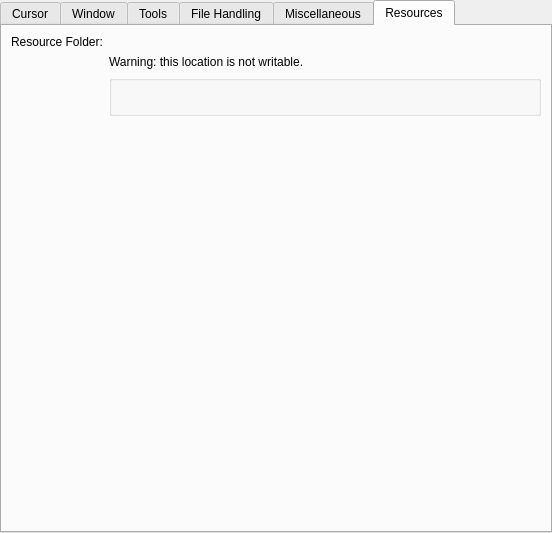
Qt form libs/ui/forms/wdggeneralsettings.ui (KDE/krita) before a commit.
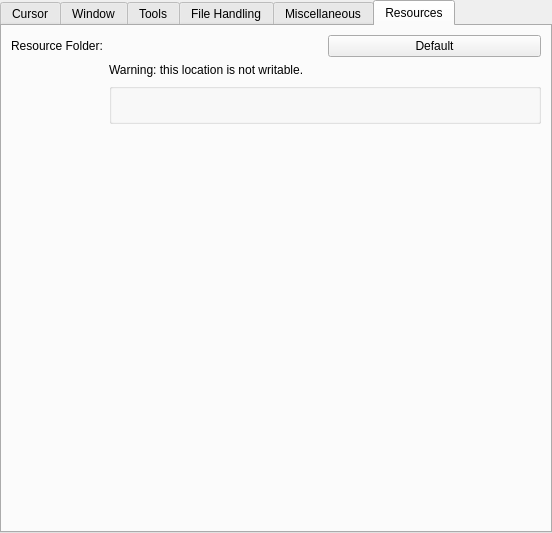
The same form after that commit. The open tabs and pages were chosen to show the change. Custom widgets are drawn as their Qt base class.

Commit message:
Android: Make it possible to reset the default resource location
Android, doesn't provide a way to restore the default file location
using its native file picker. User *can* pick the folder in some cases
but it will be a content Uri not a unix file path. The only way a user
can restore to default is to type it out manually and we can't expect
them to know what it is, since it isn't something properly defined.

```diff
--- a/libs/ui/forms/wdggeneralsettings.ui
+++ b/libs/ui/forms/wdggeneralsettings.ui
@@ -1475,7 +1475,18 @@
         </widget>
        </item>
        <item row="0" column="1">
-        <widget class="KisFileNameRequester" name="m_urlResourceFolder" native="true"/>
+        <layout class="QHBoxLayout" name="horizontalLayout_1">
+         <item>
+          <widget class="KisFileNameRequester" name="m_urlResourceFolder" native="true"/>
+         </item>
+         <item>
+          <widget class="QPushButton" name="m_resourceFolderResetButton">
+           <property name="text">
+            <string>Default</string>
+           </property>
+          </widget>
+         </item>
+        </layout>
        </item>
        <item row="2" column="1">
         <widget class="QGroupBox" name="grpWindowsAppData">
```
Left out of the diff: 6 changed lines with no effect on the pictures. The commit also changes 1 other file.
